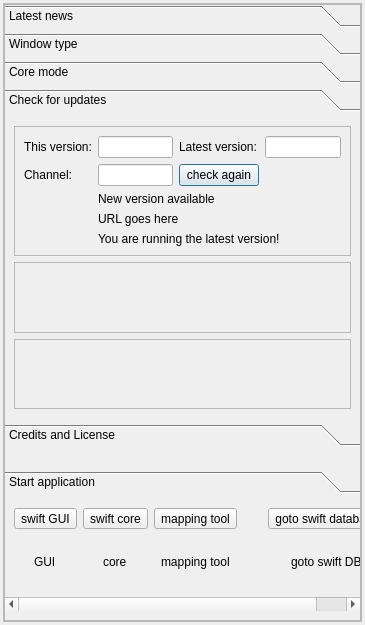
This is src/swiftlauncher/swiftlauncher.ui in swift-project/pilotclient as Qt 5 draws it before an edit. The edited form follows.
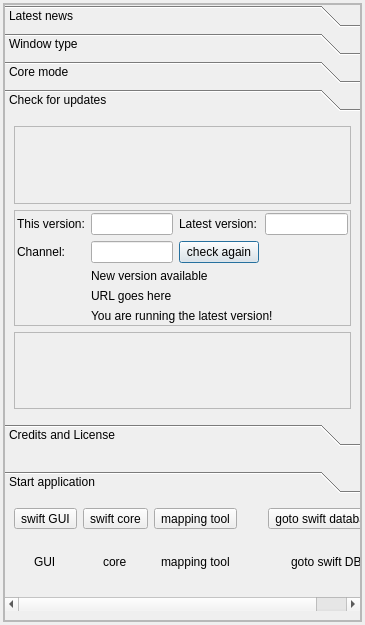
This is the edited form. The open tabs and pages were chosen to show the change. Icons and pictures are not drawn. Custom widgets are drawn as their Qt base class.

Commit message: refs #709, launcher GUI finetuning * don`t always init caches, only when needed * init caches when component is 1st displayed * smaller LEDs

```diff
--- a/src/swiftlauncher/swiftlauncher.ui
+++ b/src/swiftlauncher/swiftlauncher.ui
@@ -413,7 +413,26 @@
              <attribute name="label">
               <string>Check for updates</string>
              </attribute>
-             <layout class="QVBoxLayout" name="verticalLayout_4">
+             <layout class="QVBoxLayout" name="vl_Updates">
+              <property name="leftMargin">
+               <number>9</number>
+              </property>
+              <property name="topMargin">
+               <number>9</number>
+              </property>
+              <item>
+               <widget class="BlackGui::Components::CInfoBarWebReadersStatusSmallComponent" name="comp_InfoBar">
+                <property name="frameShape">
+                 <enum>QFrame::StyledPanel</enum>
+                </property>
+                <property name="frameShadow">
+                 <enum>QFrame::Raised</enum>
+                </property>
+                <zorder>fr_SoftwareUpdates</zorder>
+                <zorder>fr_SoftwareUpdates</zorder>
+                <zorder>fr_SoftwareUpdates</zorder>
+               </widget>
+              </item>
               <item>
                <widget class="QFrame" name="fr_SoftwareUpdates">
                 <property name="frameShape">
@@ -422,7 +441,19 @@
                 <property name="frameShadow">
                  <enum>QFrame::Raised</enum>
                 </property>
-                <layout class="QGridLayout" name="gridLayout_2">
+                <layout class="QGridLayout" name="gl_Version">
+                 <property name="leftMargin">
+                  <number>2</number>
+                 </property>
+                 <property name="topMargin">
+                  <number>2</number>
+                 </property>
+                 <property name="rightMargin">
+                  <number>2</number>
+                 </property>
+                 <property name="bottomMargin">
+                  <number>2</number>
+                 </property>
                  <item row="1" column="0">
                   <widget class="QLabel" name="lbl_Channel">
                    <property name="text">
@@ -533,17 +564,7 @@
                </widget>
               </item>
               <item>
-               <widget class="BlackGui::Components::CInfoBarWebReadersStatusSmallComponent" name="comp_InfoBar">
-                <property name="frameShape">
-                 <enum>QFrame::StyledPanel</enum>
-                </property>
-                <property name="frameShadow">
-                 <enum>QFrame::Raised</enum>
-                </property>
-               </widget>
-              </item>
-              <item>
-               <widget class="BlackGui::Components::CDbLoadOverviewComponent" name="fr_DataUpdates">
+               <widget class="BlackGui::Components::CDbLoadOverviewComponent" name="comp_DataUpdates">
                 <property name="frameShape">
                  <enum>QFrame::StyledPanel</enum>
                 </property>
```
Left out of the diff: 14 changed lines with no effect on the pictures. The commit also changes 6 other files.
